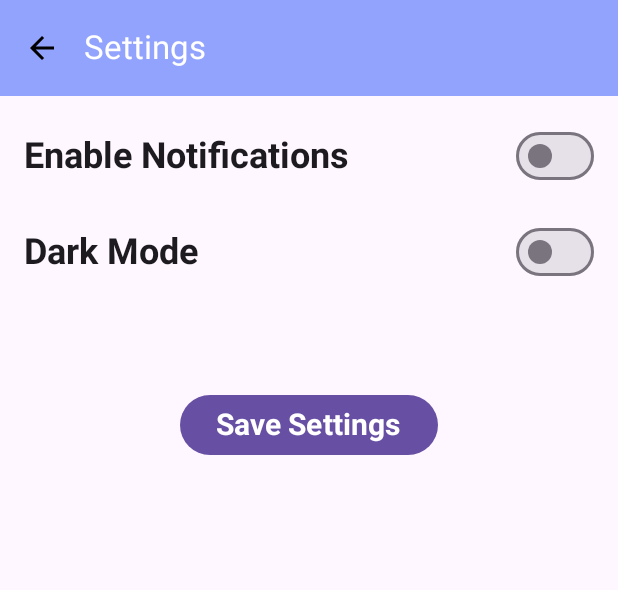
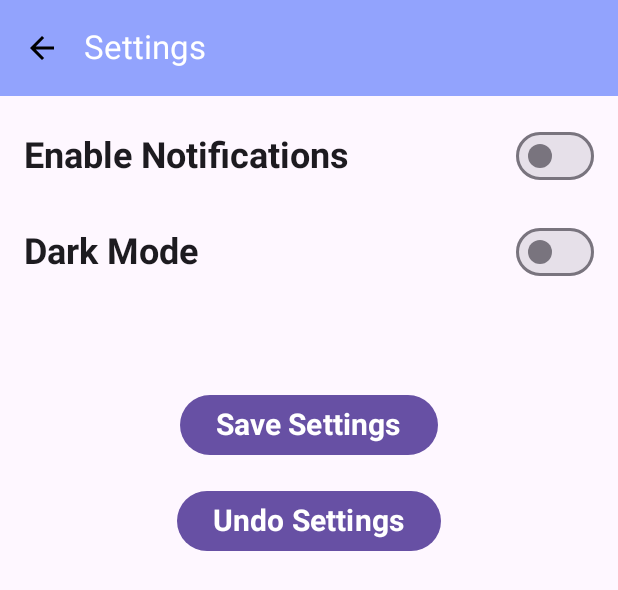
Before and after one commit to n-aryanshi/SchedulerX, an Android app built with Jetpack Compose: the @Preview function SettingsScreenPreview, on a phone screen of 412 x 824 dp. Shown: the top 590 px of the screen. Run offline under Robolectric (Android 15) with nearby library versions, the light colour scheme and no system bars.

Commit message:
change setting screen

```diff
--- a/app/src/main/java/com/example/classmanagementsystem/screens/SettingScreen.kt
+++ b/app/src/main/java/com/example/classmanagementsystem/screens/SettingScreen.kt
@@ -154,6 +154,18 @@ fun SettingsScreen() {
                     fontWeight = FontWeight.Bold,
                 )
             }
+            Button(
+                onClick = {
+                    Toast.makeText(context, "Saving", Toast.LENGTH_SHORT).show()
+                },
+
+                ) {
+                Text(
+                    text="Undo Settings",
+                    fontSize = 20.sp,
+                    fontWeight = FontWeight.Bold,
+                )
+            }
         }
         SystemBackButtonHandler {
             AppRouter.navigateTo(Screen.HomeScreen)
```
